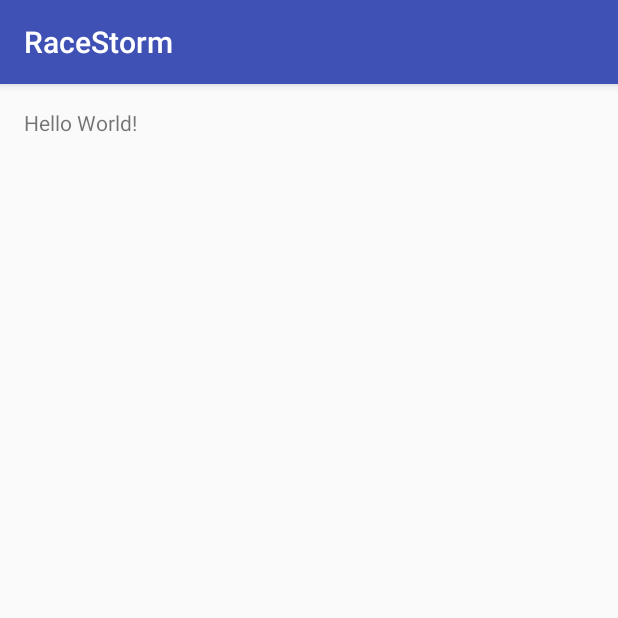
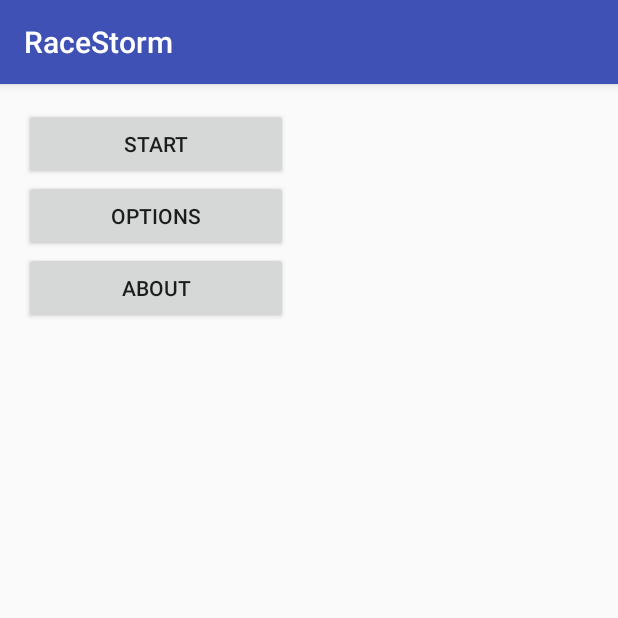
Before and after one commit to RaceStorm/RaceStorm, an Android app: the screen it shows after launch (MainActivity), on a phone screen of 412 x 824 dp, the top half of it. Run offline under Robolectric (Android 15) with nearby library versions, the phone set to English and light mode, and no system bars.

```diff
--- a/app/src/main/res/layout/activity_main.xml
+++ b/app/src/main/res/layout/activity_main.xml
@@ -1,17 +1,33 @@
 <?xml version="1.0" encoding="utf-8"?>
-<RelativeLayout xmlns:android="http://schemas.android.com/apk/res/android"
+<LinearLayout xmlns:android="http://schemas.android.com/apk/res/android"
     xmlns:tools="http://schemas.android.com/tools"
     android:id="@+id/activity_main"
     android:layout_width="match_parent"
     android:layout_height="match_parent"
+    android:orientation="vertical"
     android:paddingBottom="@dimen/activity_vertical_margin"
     android:paddingLeft="@dimen/activity_horizontal_margin"
     android:paddingRight="@dimen/activity_horizontal_margin"
     android:paddingTop="@dimen/activity_vertical_margin"
     tools:context="com.racestorm.racestorm.MainActivity">
 
-    <TextView
-        android:layout_width="wrap_content"
+    <Button
+        android:id="@+id/btnStart"
+        android:layout_width="176dp"
         android:layout_height="wrap_content"
-        android:text="Hello World!" />
-</RelativeLayout>
+        android:text="Start" />
+
+    <Button
+        android:id="@+id/btnOptions"
+        android:layout_width="176dp"
+        android:layout_height="wrap_content"
+        android:text="Options" />
+
+    <Button
+        android:id="@+id/btnAbout"
+        android:layout_width="176dp"
+        android:layout_height="wrap_content"
+        android:text="About" />
+
+
+</LinearLayout>
```
Also changed, not shown: app/src/main/res/layout/bluetooth.xml (+18 -1 lines).
